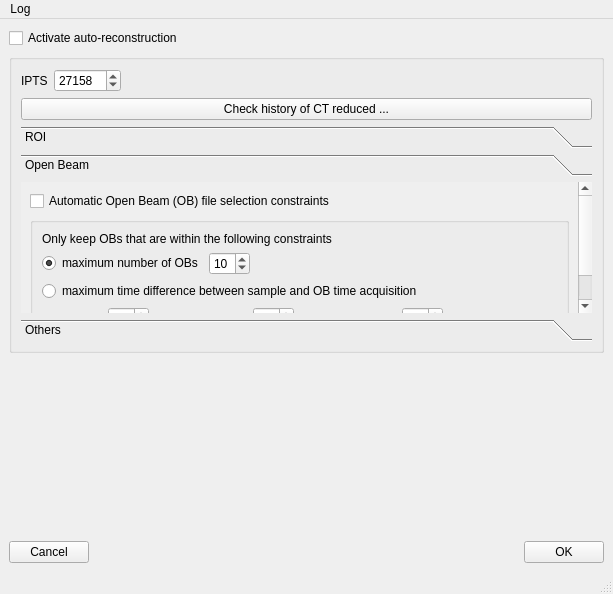
Qt form rockit_autoreconstruction_ui/ui/mainWindow.ui (ornlneutronimaging/rockit_autoreconstruction_ui) before a commit.
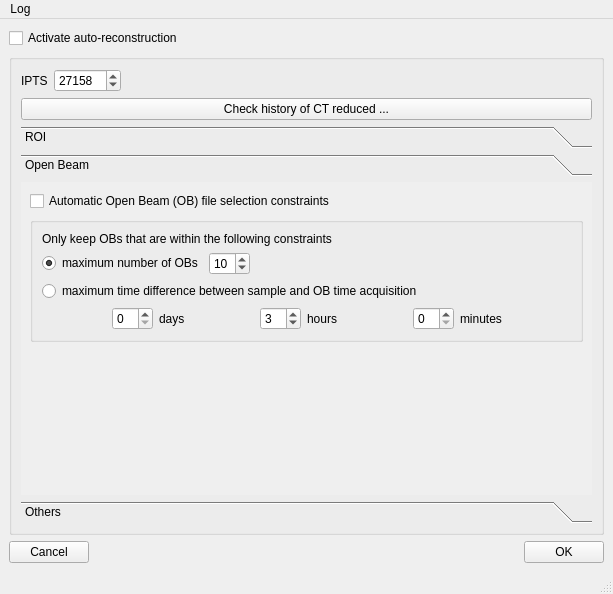
The same form after that commit. The open tabs and pages were chosen to show the change.

Commit message: updated ui. this refs #22

```diff
--- a/rockit_autoreconstruction_ui/ui/mainWindow.ui
+++ b/rockit_autoreconstruction_ui/ui/mainWindow.ui
@@ -366,7 +366,7 @@
             <x>0</x>
             <y>0</y>
             <width>559</width>
-            <height>207</height>
+            <height>220</height>
            </rect>
           </property>
           <attribute name="label">
@@ -552,7 +552,7 @@
              <property name="sizeHint" stdset="0">
               <size>
                <width>20</width>
-               <height>30</height>
+               <height>10</height>
               </size>
              </property>
             </spacer>
@@ -685,19 +685,6 @@
       </layout>
      </widget>
     </item>
-    <item>
-     <spacer name="verticalSpacer_3">
-      <property name="orientation">
-       <enum>Qt::Vertical</enum>
-      </property>
-      <property name="sizeHint" stdset="0">
-       <size>
-        <width>20</width>
-        <height>249</height>
-       </size>
-      </property>
-     </spacer>
-    </item>
     <item>
      <layout class="QHBoxLayout" name="horizontalLayout_2">
       <item>
```
Left out of the diff: 6 changed lines with no effect on the pictures. The commit also changes 1 other file.
